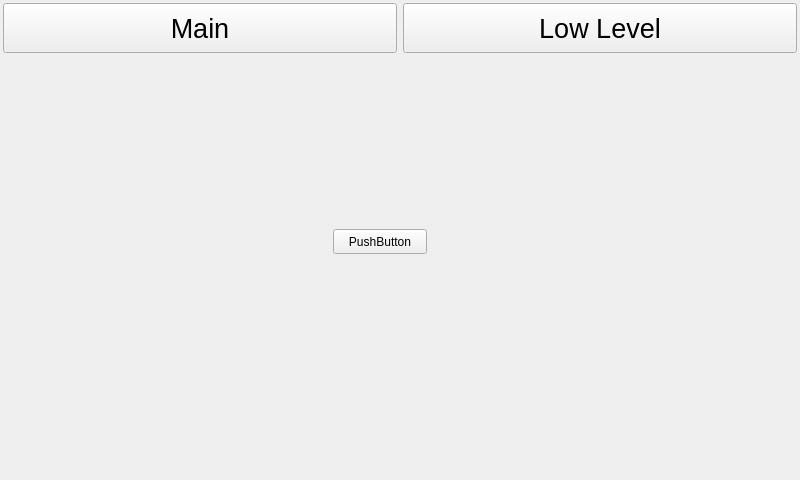
Qt form src/mainwindow.ui (cilo72/raspi_turntable) before a commit.
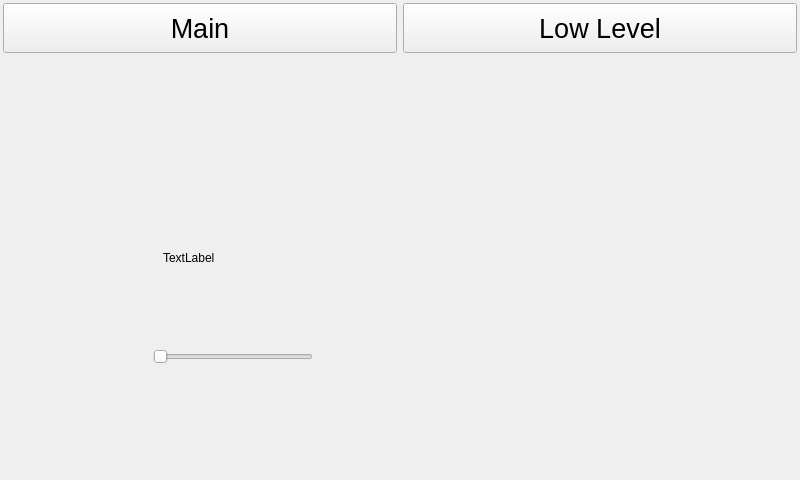
The same form after that commit.

The edit to the form file:
```diff
--- a/src/mainwindow.ui
+++ b/src/mainwindow.ui
@@ -91,17 +91,33 @@
        <number>0</number>
       </property>
       <widget class="QWidget" name="pageMain">
-       <widget class="QPushButton" name="pushButton">
+       <widget class="QSlider" name="horizontalSlider">
         <property name="geometry">
          <rect>
-          <x>330</x>
-          <y>170</y>
-          <width>94</width>
-          <height>25</height>
+          <x>150</x>
+          <y>290</y>
+          <width>160</width>
+          <height>16</height>
+         </rect>
+        </property>
+        <property name="maximum">
+         <number>17</number>
+        </property>
+        <property name="orientation">
+         <enum>Qt::Horizontal</enum>
+        </property>
+       </widget>
+       <widget class="QLabel" name="label">
+        <property name="geometry">
+         <rect>
+          <x>160</x>
+          <y>190</y>
+          <width>66</width>
+          <height>17</height>
          </rect>
         </property>
         <property name="text">
-         <string>PushButton</string>
+         <string>TextLabel</string>
         </property>
        </widget>
       </widget>
```
